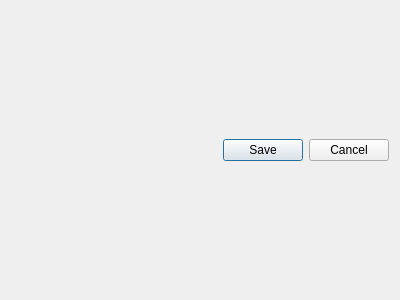
Qt form ui/edit_save_attack.ui (MatteoH2O1999/medium_scale_combat_5e) before a commit.
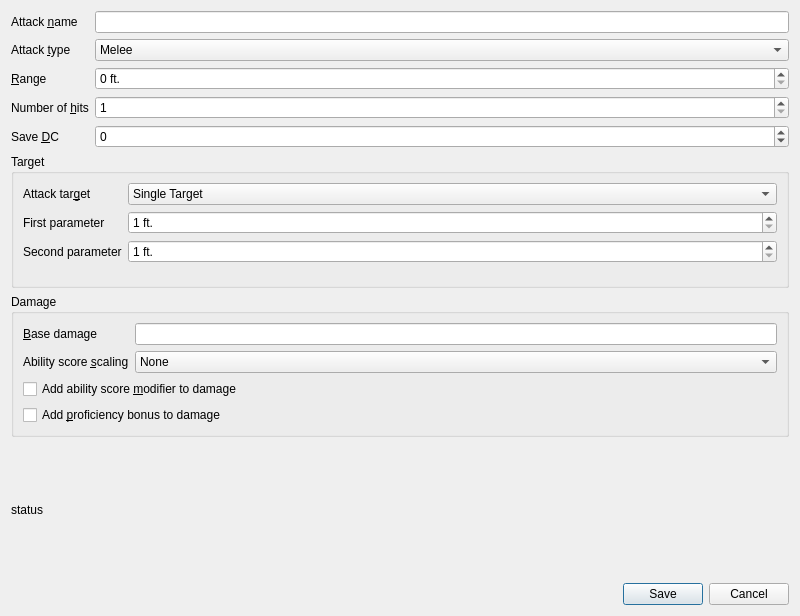
The same form after that commit.

Commit message: Add attack dialogs and logic

What changed in the file:
```diff
--- a/ui/edit_save_attack.ui
+++ b/ui/edit_save_attack.ui
@@ -6,22 +6,327 @@
    <rect>
     <x>0</x>
     <y>0</y>
-    <width>400</width>
-    <height>300</height>
+    <width>800</width>
+    <height>616</height>
    </rect>
   </property>
   <property name="windowTitle">
    <string>Saving throw based attack editor</string>
   </property>
   <layout class="QVBoxLayout" name="verticalLayout">
+   <item>
+    <layout class="QFormLayout" name="formLayout">
+     <item row="0" column="0">
+      <widget class="QLabel" name="nameLabel">
+       <property name="text">
+        <string>Attack &amp;name</string>
+       </property>
+       <property name="buddy">
+        <cstring>attackNameInput</cstring>
+       </property>
+      </widget>
+     </item>
+     <item row="0" column="1">
+      <widget class="QLineEdit" name="attackNameInput">
+       <property name="clearButtonEnabled">
+        <bool>true</bool>
+       </property>
+      </widget>
+     </item>
+     <item row="1" column="0">
+      <widget class="QLabel" name="rangedLabel">
+       <property name="text">
+        <string>Attack &amp;type</string>
+       </property>
+       <property name="buddy">
+        <cstring>attackTypeInput</cstring>
+       </property>
+      </widget>
+     </item>
+     <item row="1" column="1">
+      <widget class="QComboBox" name="attackTypeInput">
+       <property name="editable">
+        <bool>false</bool>
+       </property>
+       <property name="insertPolicy">
+        <enum>QComboBox::NoInsert</enum>
+       </property>
+       <item>
+        <property name="text">
+         <string>Melee</string>
+        </property>
+       </item>
+       <item>
+        <property name="text">
+         <string>Ranged</string>
+        </property>
+       </item>
+      </widget>
+     </item>
+     <item row="2" column="0">
+      <widget class="QLabel" name="rangeLabel">
+       <property name="text">
+        <string>&amp;Range</string>
+       </property>
+       <property name="buddy">
+        <cstring>attackRangeInput</cstring>
+       </property>
+      </widget>
+     </item>
+     <item row="2" column="1">
+      <widget class="QSpinBox" name="attackRangeInput">
+       <property name="suffix">
+        <string> ft.</string>
+       </property>
+       <property name="maximum">
+        <number>9999</number>
+       </property>
+      </widget>
+     </item>
+     <item row="3" column="0">
+      <widget class="QLabel" name="multihitLabel">
+       <property name="text">
+        <string>Number of &amp;hits</string>
+       </property>
+       <property name="buddy">
+        <cstring>multihitInput</cstring>
+       </property>
+      </widget>
+     </item>
+     <item row="3" column="1">
+      <widget class="QSpinBox" name="multihitInput">
+       <property name="minimum">
+        <number>1</number>
+       </property>
+      </widget>
+     </item>
+     <item row="4" column="0">
+      <widget class="QLabel" name="dcLabel">
+       <property name="text">
+        <string>Save &amp;DC</string>
+       </property>
+       <property name="buddy">
+        <cstring>dcInput</cstring>
+       </property>
+      </widget>
+     </item>
+     <item row="4" column="1">
+      <widget class="QSpinBox" name="dcInput">
+       <property name="minimum">
+        <number>-30</number>
+       </property>
+      </widget>
+     </item>
+    </layout>
+   </item>
+   <item>
+    <widget class="QGroupBox" name="targetGroupBox">
+     <property name="title">
+      <string>Target</string>
+     </property>
+     <layout class="QFormLayout" name="formLayout_2">
+      <item row="0" column="0">
+       <widget class="QLabel" name="targetLabel">
+        <property name="text">
+         <string>Attack tar&amp;get</string>
+        </property>
+        <property name="buddy">
+         <cstring>targetTypeInput</cstring>
+        </property>
+       </widget>
+      </item>
+      <item row="0" column="1">
+       <widget class="QComboBox" name="targetTypeInput">
+        <item>
+         <property name="text">
+          <string>Single Target</string>
+         </property>
+        </item>
+        <item>
+         <property name="text">
+          <string>Cone</string>
+         </property>
+        </item>
+        <item>
+         <property name="text">
+          <string>Cube</string>
+         </property>
+        </item>
+        <item>
+         <property name="text">
+          <string>Square</string>
+         </property>
+        </item>
+        <item>
+         <property name="text">
+          <string>Cylinder</string>
+         </property>
+        </item>
+        <item>
+         <property name="text">
+          <string>Sphere</string>
+         </property>
+        </item>
+        <item>
+         <property name="text">
+          <string>Circle</string>
+         </property>
+        </item>
+        <item>
+         <property name="text">
+          <string>Line</string>
+         </property>
+        </item>
+       </widget>
+      </item>
+      <item row="1" column="0">
+       <widget class="QLabel" name="firstParameterLabel">
+        <property name="text">
+         <string>First parameter</string>
+        </property>
+       </widget>
+      </item>
+      <item row="1" column="1">
+       <widget class="QSpinBox" name="firstParameterInput">
+        <property name="suffix">
+         <string> ft.</string>
+        </property>
+        <property name="minimum">
+         <number>1</number>
+        </property>
+        <property name="maximum">
+         <number>9999</number>
+        </property>
+       </widget>
+      </item>
+      <item row="2" column="0">
+       <widget class="QLabel" name="secondParameterLabel">
+        <property name="text">
+         <string>Second parameter</string>
+        </property>
+       </widget>
+      </item>
+      <item row="2" column="1">
+       <widget class="QSpinBox" name="secondParameterInput">
+        <property name="suffix">
+         <string> ft.</string>
+        </property>
+        <property name="minimum">
+         <number>1</number>
+        </property>
+        <property name="maximum">
+         <number>9999</number>
+        </property>
+       </widget>
+      </item>
+     </layout>
+    </widget>
+   </item>
+   <item>
+    <widget class="QGroupBox" name="damageGroupBox">
+     <property name="title">
+      <string>Damage</string>
+     </property>
+     <layout class="QVBoxLayout" name="verticalLayout_3">
+      <item>
+       <layout class="QFormLayout" name="formLayout_4">
+        <item row="0" column="0">
+         <widget class="QLabel" name="baseDamageLabel">
+          <property name="text">
+           <string>&amp;Base damage</string>
+          </property>
+          <property name="buddy">
+           <cstring>baseDamageInput</cstring>
+          </property>
+         </widget>
+        </item>
+        <item row="0" column="1">
+         <widget class="QLineEdit" name="baseDamageInput">
+          <property name="maxLength">
+           <number>256</number>
+          </property>
+         </widget>
+        </item>
+        <item row="1" column="0">
+         <widget class="QLabel" name="scalingLabel">
+          <property name="text">
+           <string>Ability score &amp;scaling</string>
+          </property>
+          <property name="buddy">
+           <cstring>abilityScoreScalingInput</cstring>
+          </property>
+         </widget>
+        </item>
+        <item row="1" column="1">
+         <widget class="QComboBox" name="abilityScoreScalingInput">
+          <item>
+           <property name="text">
+            <string>None</string>
+           </property>
+          </item>
+          <item>
+           <property name="text">
+            <string>Strength</string>
+           </property>
+          </item>
+          <item>
+           <property name="text">
+            <string>Dexterity</string>
+           </property>
+          </item>
+          <item>
+           <property name="text">
+            <string>Constitution</string>
+           </property>
+          </item>
+          <item>
+           <property name="text">
+            <string>Intelligence</string>
+           </property>
+          </item>
+          <item>
+           <property name="text">
+            <string>Wisdom</string>
+           </property>
+          </item>
+          <item>
+           <property name="text">
+            <string>Charisma</string>
+           </property>
+          </item>
+         </widget>
+        </item>
+       </layout>
+      </item>
+      <item>
+       <widget class="QCheckBox" name="damageScalingCheck">
+        <property name="text">
+         <string>Add ability score &amp;modifier to damage</string>
+        </property>
+       </widget>
+      </item>
+      <item>
+       <widget class="QCheckBox" name="damageProficiencyCheck">
+        <property name="text">
+         <string>Add &amp;proficiency bonus to damage</string>
+        </property>
+       </widget>
+      </item>
+     </layout>
+    </widget>
+   </item>
+   <item>
+    <widget class="QLabel" name="statusText">
+     <property name="text">
+      <string>status</string>
+     </property>
+    </widget>
+   </item>
    <item>
     <widget class="QDialogButtonBox" name="dialogButtons">
      <property name="standardButtons">
       <set>QDialogButtonBox::Cancel|QDialogButtonBox::Save</set>
      </property>
-     <property name="centerButtons">
-      <bool>false</bool>
-     </property>
     </widget>
    </item>
   </layout>
```
The commit also changes 5 other files.
